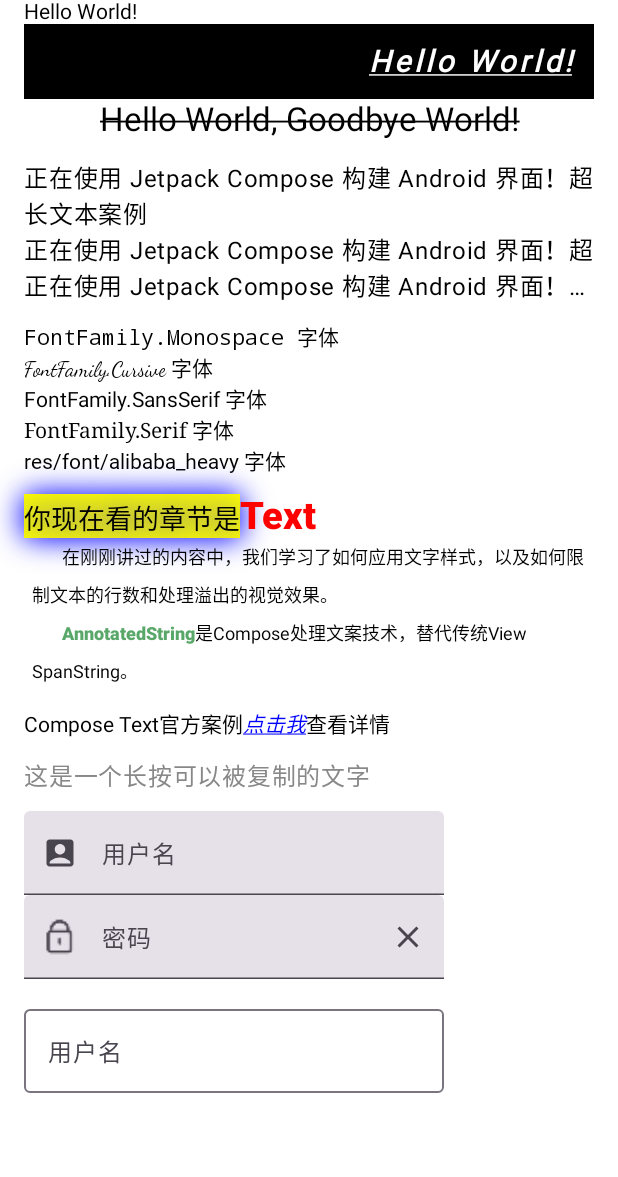
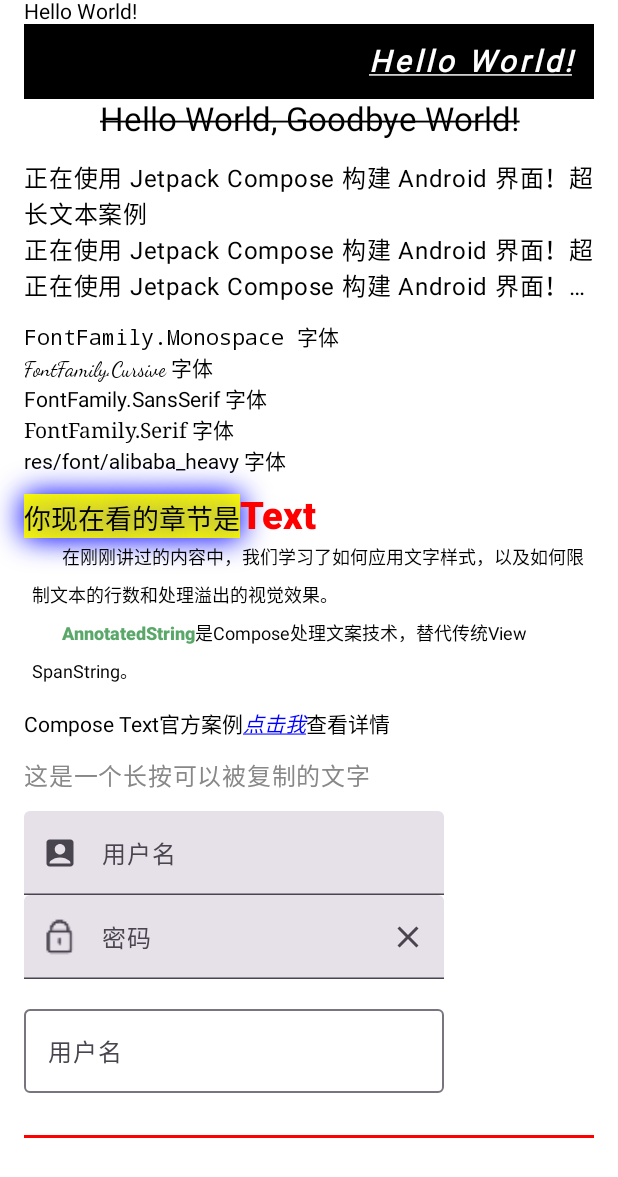
Before and after one commit to gengwenwu/AndroidComposeDemo, an Android app built with Jetpack Compose: the @Preview function C2_2_BasicUIFragmentDemoViewPreview, on a phone screen of 412 x 824 dp. Shown: the top 1177 px of the screen. Run offline under Robolectric (Android 15) with nearby library versions, the phone set to English and light mode, and no system bars; Roboto replaces fonts that are not available here.

Commit message:
补充 BasicTextField

```diff
--- a/app/src/main/java/org/logan/compose/demo/ui/book/c2/C2_2_BasicUIFragment.kt
+++ b/app/src/main/java/org/logan/compose/demo/ui/book/c2/C2_2_BasicUIFragment.kt
@@ -2,6 +2,7 @@ package org.logan.compose.demo.ui.book.c2
 
 import android.util.Log
 import androidx.compose.foundation.background
+import androidx.compose.foundation.layout.Column
 import androidx.compose.foundation.layout.Spacer
 import androidx.compose.foundation.layout.fillMaxSize
 import androidx.compose.foundation.layout.fillMaxWidth
@@ -15,6 +16,7 @@ import androidx.compose.foundation.text.selection.SelectionContainer
 import androidx.compose.material.icons.Icons
 import androidx.compose.material.icons.filled.AccountBox
 import androidx.compose.material.icons.filled.Clear
+import androidx.compose.material3.HorizontalDivider
 import androidx.compose.material3.Icon
 import androidx.compose.material3.IconButton
 import androidx.compose.material3.LocalTextStyle
@@ -114,12 +116,12 @@ fun C2_2_BasicUIFragmentDemoView(modifier: Modifier = Modifier) {
 
         item {
             OutlinedTextFieldSample()
-            Spacer(modifier = Modifier.height(102.dp))
+            Spacer(modifier = Modifier.height(12.dp))
         }
 
         item {
             BasicTextFileSample()
-            Spacer(modifier = Modifier.height(102.dp))
+            Spacer(modifier = Modifier.height(30.dp))
         }
     }
 }
@@ -373,9 +375,25 @@ fun OutlinedTextFieldSample() {
 
 @Composable
 fun BasicTextFileSample() {
-    BasicTextField(value = "", onValueChange = {
+    // BasicTextField 支持更多的定制， 它的参数 与 TextField 的有很多共同地方。
+    // 关键参数在于 decorationBox， 它也是 Composable 类型，可以用于自定义输入框的样式。
 
-    })
+    var text by remember { mutableStateOf("") }
+    BasicTextField(value = text, onValueChange = {
+        text = it
+    },
+        //  通过 decorationBox 自定义输入框的样式。这是 BasicTextField 基本用法。
+        decorationBox = { innerTextField ->
+            Column {
+                // 输入框
+                innerTextField()
+                // 分割线
+                HorizontalDivider(
+                    thickness = 2.dp, color = Color.Red
+                )
+            }
+        })
+
 }
 
 @Preview(showBackground = true)
```
